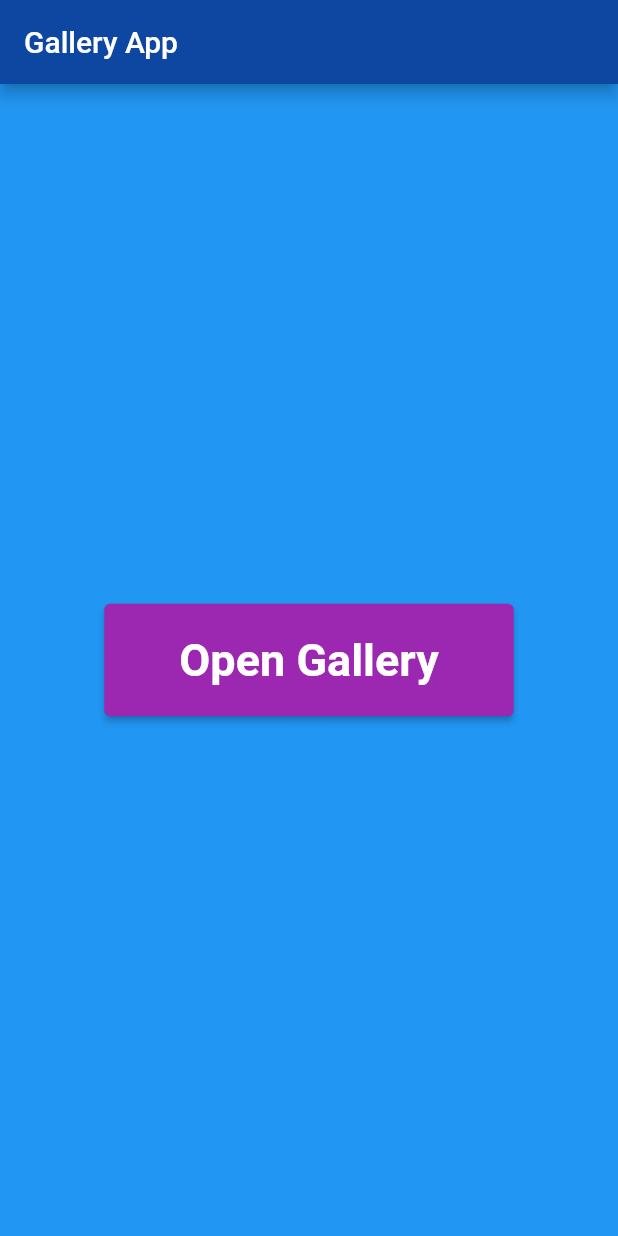
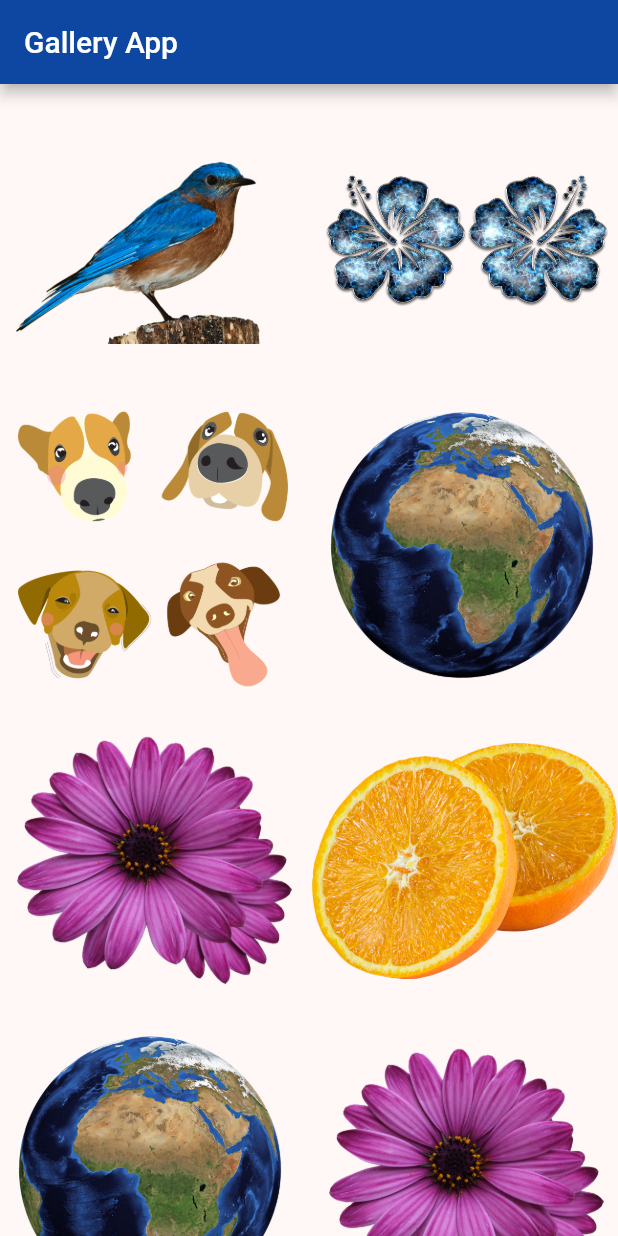
Before and after one commit to rahulagrawal1tw/GalleryApp, a Flutter app: the screen it shows after launch, on a phone screen of 412 x 824 dp. Run offline on Flutter 3.47's test engine with Material 2 defaults, Android fonts, the phone set to English and light mode, and no system bars.

Commit message:
refactored code and added color scheme for light and dark theme

```diff
--- /dev/null
+++ b/lib/image_screen.dart
@@ -0,0 +1,42 @@
+import 'package:flutter/material.dart';
+
+class ImageScreen extends StatelessWidget {
+  ImageScreen({super.key});
+
+  // Define a list of asset paths representing your images
+  final List<String> imagePaths = [
+    'images/bird.png',
+    'images/decor.png',
+    'images/dog.png',
+    'images/earth.png',
+    'images/flower.png',
+    'images/fruit.png',
+    'images/earth.png',
+    'images/flower.png',
+    'images/fruit.png',
+    'images/earth.png',
+    'images/flower.png',
+    'images/fruit.png',
+    // Add more image paths as needed
+  ];
+
+  @override
+  Widget build(BuildContext context) {
+    return Scaffold(
+      appBar: AppBar(
+        title: const Text("Gallery App"),
+        backgroundColor: Colors.blue.shade900,
+      ),
+      body: GridView.builder(
+          itemCount: imagePaths.length,
+          gridDelegate: const SliverGridDelegateWithFixedCrossAxisCount(
+              crossAxisCount: 2, crossAxisSpacing: 4, mainAxisSpacing: 4),
+          itemBuilder: (context, index) {
+            return Image.asset(
+              imagePaths[index],
+              fit: BoxFit.scaleDown,
+            );
+          }),
+    );
+  }
+}
--- a/lib/main.dart
+++ b/lib/main.dart
@@ -1,79 +1,12 @@
 import 'package:flutter/material.dart';
 
+import 'color_schemes.dart';
+import 'image_screen.dart';
+
 void main() => runApp(
-      const MaterialApp(
-        home: HomePage(),
+      MaterialApp(
+        theme: ThemeData.from(colorScheme: lightColorScheme),
+        darkTheme: ThemeData.from(colorScheme: darkColorScheme),
+        home: ImageScreen(),
       ),
     );
-
-class HomePage extends StatelessWidget {
-  const HomePage({super.key});
-
-  @override
-  Widget build(BuildContext context) {
-    return Scaffold(
-      backgroundColor: Colors.blue,
-      appBar: AppBar(
-        title: const Text("Gallery App"),
-        backgroundColor: Colors.blue.shade900,
-      ),
-      body: Center(
-        child: ElevatedButton(
-          onPressed: () {
-            Navigator.push(
-              context,
-              MaterialPageRoute(builder: (context) => ImageGridPage()),
-            );
-          },
-          style: ElevatedButton.styleFrom(
-              backgroundColor: Colors.purple,
-              padding: const EdgeInsets.symmetric(horizontal: 50, vertical: 20),
-              textStyle:
-                  const TextStyle(fontSize: 30, fontWeight: FontWeight.bold)),
-          child: const Text('Open Gallery'),
-        ),
-      ),
-    );
-  }
-}
-
-class ImageGridPage extends StatelessWidget {
-  ImageGridPage({super.key});
-
-  // Define a list of asset paths representing your images
-  final List<String> imagePaths = [
-    'images/bird.png',
-    'images/decor.png',
-    'images/dog.png',
-    'images/earth.png',
-    'images/flower.png',
-    'images/fruit.png',
-    'images/earth.png',
-    'images/flower.png',
-    'images/fruit.png',
-    'images/earth.png',
-    'images/flower.png',
-    'images/fruit.png',
-    // Add more image paths as needed
-  ];
-
-  @override
-  Widget build(BuildContext context) {
-    return Scaffold(
-      appBar: AppBar(
-        title: const Text("Gallery App"),
-        backgroundColor: Colors.blue.shade900,
-      ),
-      body: GridView.builder(
-          itemCount: imagePaths.length,
-          gridDelegate: const SliverGridDelegateWithFixedCrossAxisCount(
-              crossAxisCount: 2, crossAxisSpacing: 4, mainAxisSpacing: 4),
-          itemBuilder: (context, index) {
-            return Image.asset(
-              imagePaths[index],
-              fit: BoxFit.scaleDown,
-            );
-          }),
-    );
-  }
-}
```
Also changed, not shown: lib/color_schemes.dart (added, +11 -0 lines).
